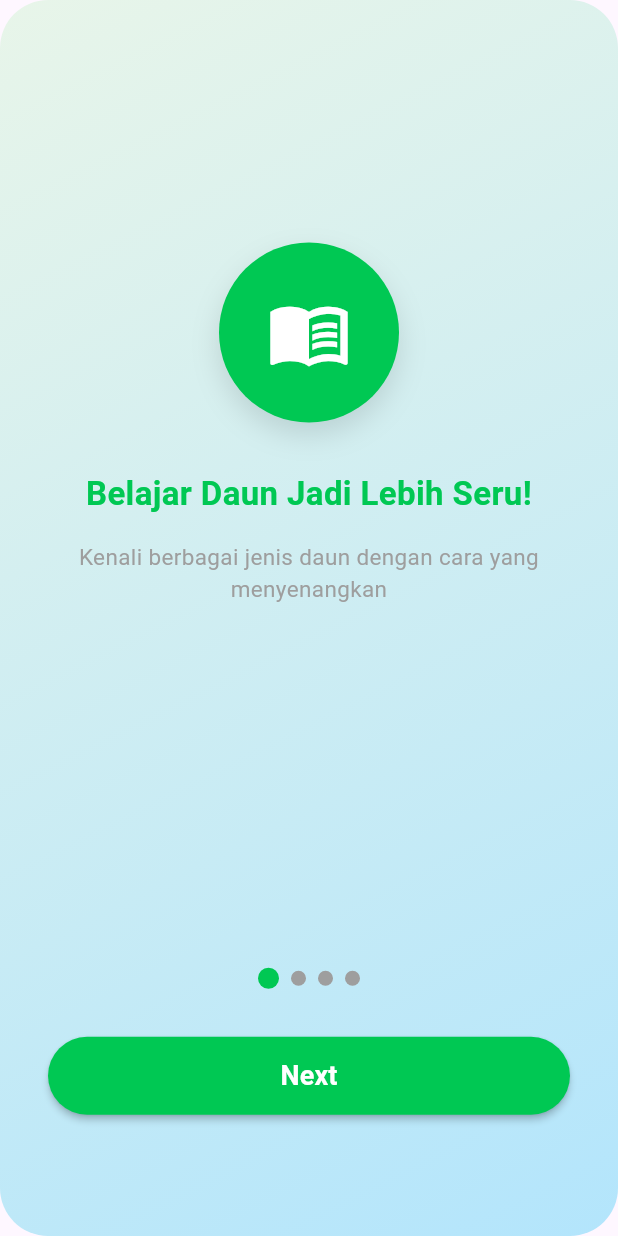
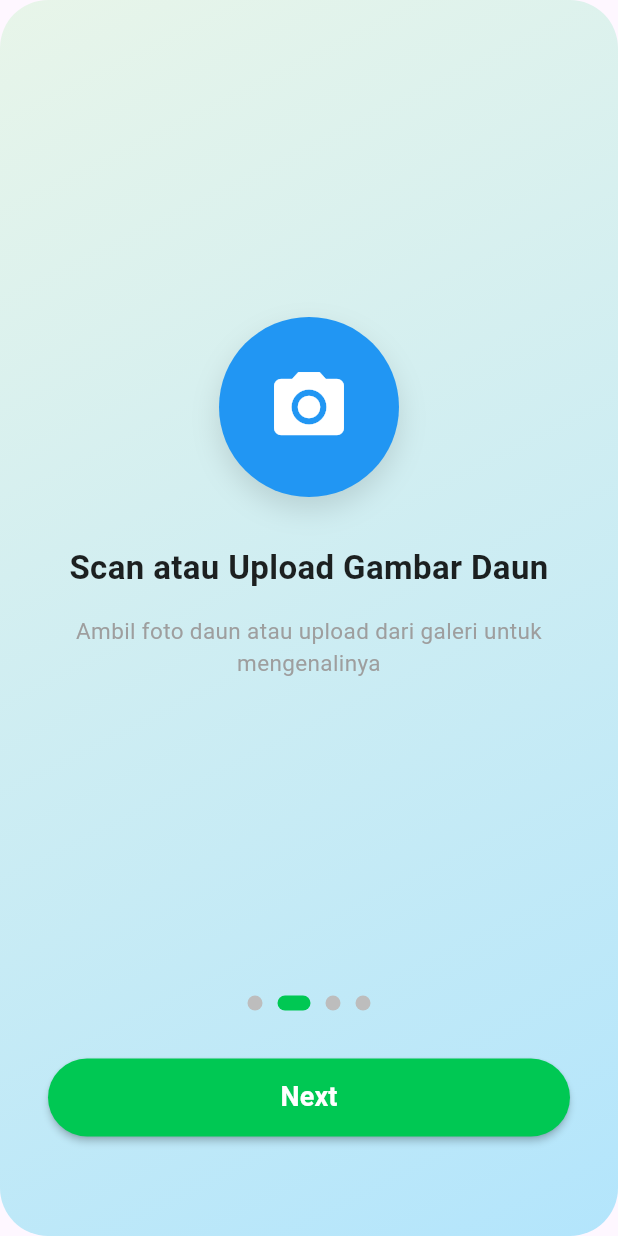
Before and after one commit to koctaa04/Leafy-PBL, a Flutter app: the screen it shows after launch, after a tap on "Next", on a phone screen of 412 x 824 dp. Run offline on Flutter 3.47's test engine with Material 3 defaults, Android fonts, the light colour scheme and no system bars.

Commit message:
feat: implement multi-page onboarding with PageView, indicators, and navigation flow
- Refactor OnboardingScreen into a stateful widget using PageController
- Add four onboarding slides based on design:
    • Slide 2: Kamera icon, title “Scan atau Upload Gambar Daun”
    • Slide 3: Piala icon, title “Kumpulkan Poin & Prestasi”
    • Slide 4: Daun icon, title “Kenali 4 Jenis Venasi Daun”
- Add subtitle text for each slide following the UI specification
- Implement PageView with smooth horizontal swiping
- Add dot indicator section synced with current page index
- Add bottom action button:
    • Shows “Next” for slides 1–3
    • Shows “Mulai” for slide 4
- Implement Next button behavior:
    • nextPage() for slides 1–3
    • navigate to '/login' when on the last slide
- Maintain gradient background and rounded visual style consistent with app theme
- Improve code structure by using a data list for slide configuration
- Clean up layout spacing, padding, and alignment for responsiveness

```diff
--- a/lib/screens/home_screen.dart
+++ b/lib/screens/home_screen.dart
@@ -6,15 +6,16 @@ class HomeScreen extends StatelessWidget {
   @override
   Widget build(BuildContext context) {
     return Scaffold(
-      // SafeArea agar konten tidak tertutup status bar
-      body: Container(
+      body: LayoutBuilder(
+        builder: (context, constraints) {
+          return Container(
             decoration: BoxDecoration(
               gradient: const LinearGradient(
                 begin: Alignment.topLeft,
                 end: Alignment.bottomRight,
                 colors: [
-              Color(0xFFE8F5E9), // hijau sangat muda
-              Color(0xFFB3E5FC), // biru sangat muda
+                  Color(0xFFE8F5E9),
+                  Color(0xFFB3E5FC),
                 ],
               ),
               borderRadius: const BorderRadius.vertical(
@@ -24,6 +25,10 @@ class HomeScreen extends StatelessWidget {
             ),
             child: SafeArea(
               child: SingleChildScrollView(
+                child: ConstrainedBox(
+                  constraints: BoxConstraints(
+                    minHeight: constraints.maxHeight,
+                  ),
                   child: Padding(
                     padding: const EdgeInsets.symmetric(horizontal: 20.0, vertical: 12.0),
                     child: Column(
@@ -62,6 +67,9 @@ class HomeScreen extends StatelessWidget {
                   ),
                 ),
               ),
+            ),
+          );
+        },
       ),
     );
   }
@@ -112,7 +120,7 @@ class _HeaderCard extends StatelessWidget {
           // Icon user
           GestureDetector(
             onTap: () {
-              print('User icon tapped');
+              Navigator.pushNamed(context, '/profile');
             },
             child: Container(
               width: 32,
@@ -277,7 +285,7 @@ class _ScanDaunButton extends StatelessWidget {
       children: [
         GestureDetector(
           onTap: () {
-            print('Scan Daun tapped');
+            Navigator.pushNamed(context, '/scan');
           },
           child: Container(
             width: 80,
@@ -318,7 +326,7 @@ class _PrestasiCard extends StatelessWidget {
   Widget build(BuildContext context) {
     return GestureDetector(
       onTap: () {
-        print('Prestasi tapped');
+        Navigator.pushNamed(context, '/achievement');
       },
       child: Container(
         padding: const EdgeInsets.all(14),
--- a/lib/screens/login_screen.dart
+++ b/lib/screens/login_screen.dart
@@ -7,7 +7,9 @@ class LoginScreen extends StatelessWidget {
   Widget build(BuildContext context) {
     return Scaffold(
       // Background gradasi hijau-biru dengan sudut membulat
-      body: Container(
+      body: LayoutBuilder(
+        builder: (context, constraints) {
+          return Container(
             decoration: BoxDecoration(
               gradient: const LinearGradient(
                 begin: Alignment.topLeft,
@@ -23,6 +25,10 @@ class LoginScreen extends StatelessWidget {
               ),
             ),
             child: SingleChildScrollView(
+              child: ConstrainedBox(
+                constraints: BoxConstraints(
+                  minHeight: constraints.maxHeight,
+                ),
                 child: Padding(
                   padding: const EdgeInsets.symmetric(horizontal: 32.0, vertical: 24.0),
                   child: Column(
@@ -190,5 +196,8 @@ class LoginScreen extends StatelessWidget {
               ),
             ),
           );
+        },
+      ),
+    );
   }
 }
--- a/lib/screens/onboarding_screen.dart
+++ b/lib/screens/onboarding_screen.dart
@@ -1,20 +1,72 @@
 import 'package:flutter/material.dart';
 
-class OnboardingScreen extends StatelessWidget {
+class OnboardingScreen extends StatefulWidget {
   const OnboardingScreen({Key? key}) : super(key: key);
+
+  @override
+  State<OnboardingScreen> createState() => _OnboardingScreenState();
+}
+
+class _OnboardingScreenState extends State<OnboardingScreen> {
+  final PageController _pageController = PageController();
+  int _currentPage = 0;
+
+  final List<_OnboardingPageData> _pages = [
+    _OnboardingPageData(
+      icon: Icons.menu_book,
+      iconBg: Color(0xFF00C853),
+      iconColor: Colors.white,
+      title: 'Belajar Daun Jadi Lebih Seru!',
+      subtitle: 'Kenali berbagai jenis daun dengan cara yang menyenangkan',
+    ),
+    _OnboardingPageData(
+      icon: Icons.camera_alt,
+      iconBg: Color(0xFF2196F3),
+      iconColor: Colors.white,
+      title: 'Scan atau Upload Gambar Daun',
+      subtitle: 'Ambil foto daun atau upload dari galeri untuk mengenalinya',
+    ),
+    _OnboardingPageData(
+      icon: Icons.emoji_events,
+      iconBg: Color(0xFFFFD600),
+      iconColor: Colors.white,
+      title: 'Kumpulkan Poin & Prestasi',
+      subtitle: 'Dapatkan medali dan naik peringkat dengan belajar lebih banyak',
+    ),
+    _OnboardingPageData(
+      icon: Icons.eco,
+      iconBg: Color(0xFFB388FF),
+      iconColor: Colors.white,
+      title: 'Kenali 4 Jenis Venasi Daun',
+      subtitle: 'Pelajari pola tulang daun yang berbeda-beda',
+    ),
+  ];
+
+  @override
+  void dispose() {
+    _pageController.dispose();
+    super.dispose();
+  }
+
+  void _onNext() {
+    if (_currentPage < _pages.length - 1) {
+      _pageController.nextPage(duration: const Duration(milliseconds: 350), curve: Curves.ease);
+    } else {
+      Navigator.pushReplacementNamed(context, '/login');
+    }
+  }
 
   @override
   Widget build(BuildContext context) {
     return Scaffold(
-      // Background gradasi hijau-biru dengan sudut membulat
       body: Container(
         decoration: BoxDecoration(
           gradient: const LinearGradient(
             begin: Alignment.topLeft,
             end: Alignment.bottomRight,
             colors: [
-              Color(0xFFE8F5E9), // hijau sangat muda
-              Color(0xFFB3E5FC), // biru sangat muda
+              Color(0xFFE8F5E9),
+              Color(0xFFB3E5FC),
             ],
           ),
           borderRadius: const BorderRadius.vertical(
@@ -22,17 +74,28 @@ class OnboardingScreen extends StatelessWidget {
             bottom: Radius.circular(32),
           ),
         ),
-        child: Center(
+        child: SafeArea(
           child: Column(
+            children: [
+              const Spacer(flex: 1),
+              // PageView untuk onboarding
+              Expanded(
+                flex: 8,
+                child: PageView.builder(
+                  controller: _pageController,
+                  itemCount: _pages.length,
+                  onPageChanged: (i) => setState(() => _currentPage = i),
+                  itemBuilder: (context, i) {
+                    final page = _pages[i];
+                    return Column(
                       mainAxisAlignment: MainAxisAlignment.center,
                       children: [
-              const Spacer(flex: 2),
-              // Ikon buku dalam lingkaran hijau besar
+                        // Icon bulat besar
                         Container(
                           width: 120,
                           height: 120,
                           decoration: BoxDecoration(
-                  color: Color(0xFF00C853),
+                            color: page.iconBg,
                             shape: BoxShape.circle,
                             boxShadow: [
                               BoxShadow(
@@ -42,89 +105,78 @@ class OnboardingScreen extends StatelessWidget {
                               ),
                             ],
                           ),
-                child: const Center(
+                          child: Center(
                             child: Icon(
-                    Icons.menu_book,
-                    color: Colors.white,
+                              page.icon,
+                              color: page.iconColor,
                               size: 56,
                             ),
                           ),
                         ),
                         const SizedBox(height: 32),
-              // Judul utama
-              const Padding(
-                padding: EdgeInsets.symmetric(horizontal: 32.0),
+                        // Judul
+                        Padding(
+                          padding: const EdgeInsets.symmetric(horizontal: 32.0),
                           child: Text(
-                  'Belajar Daun Jadi Lebih Seru!',
+                            page.title,
                             textAlign: TextAlign.center,
-                  style: TextStyle(
+                            style: const TextStyle(
                               fontSize: 22,
                               fontWeight: FontWeight.bold,
-                    color: Color(0xFF00C853),
+                              color: Colors.black87,
                             ),
                           ),
                         ),
                         const SizedBox(height: 16),
-              // Deskripsi pendek
-              const Padding(
-                padding: EdgeInsets.symmetric(horizontal: 32.0),
+                        // Subjudul
+                        Padding(
+                          padding: const EdgeInsets.symmetric(horizontal: 32.0),
                           child: Text(
-                  'Kenali berbagai jenis daun dengan cara yang menyenangkan',
+                            page.subtitle,
                             textAlign: TextAlign.center,
-                  style: TextStyle(
+                            style: const TextStyle(
                               fontSize: 15,
                               color: Colors.grey,
                             ),
                           ),
                         ),
-              const Spacer(flex: 3),
-              // Indikator onboarding (4 dot)
+                      ],
+                    );
+                  },
+                ),
+              ),
+              const Spacer(flex: 1),
+              // Indikator dot
               Row(
                 mainAxisAlignment: MainAxisAlignment.center,
-                children: [
-                  // Dot aktif
-                  Container(
-                    width: 14,
-                    height: 14,
-                    margin: const EdgeInsets.symmetric(horizontal: 4),
+                children: List.generate(_pages.length, (i) => AnimatedContainer(
+                  duration: const Duration(milliseconds: 200),
+                  margin: const EdgeInsets.symmetric(horizontal: 5),
+                  width: _currentPage == i ? 22 : 10,
+                  height: 10,
                   decoration: BoxDecoration(
-                      color: Color(0xFF00C853),
-                      shape: BoxShape.circle,
-                    ),
-                  ),
-                  // Dot non-aktif
-                  ...List.generate(3, (i) => Container(
-                    width: 10,
-                    height: 10,
-                    margin: const EdgeInsets.symmetric(horizontal: 4),
-                    decoration: const BoxDecoration(
-                      color: Colors.grey,
-                      shape: BoxShape.circle,
+                    color: _currentPage == i ? const Color(0xFF00C853) : Colors.grey[400],
+                    borderRadius: BorderRadius.circular(8),
                   ),
                 )),
-                ],
               ),
               const SizedBox(height: 32),
-              // Tombol Next besar
+              // Tombol Next/Mulai
               Padding(
                 padding: const EdgeInsets.symmetric(horizontal: 32.0),
                 child: SizedBox(
                   width: double.infinity,
                   height: 52,
                   child: ElevatedButton(
-                    onPressed: () {
-                      // TODO: Ganti dengan navigasi jika sudah ada route
-                      print('Next tapped');
-                      // Navigator.pushNamed(context, '/login');
-                    },
+                    onPressed: _onNext,
                     style: ElevatedButton.styleFrom(
-                      backgroundColor: Color(0xFF00C853),
-                      shape: StadiumBorder(),
+                      backgroundColor: const Color(0xFF00C853),
+                      shape: const StadiumBorder(),
                       elevation: 2,
                     ),
-                    child: const Text(
-                      'Next',
-                      style: TextStyle(
+                    child: Text(
+                      _currentPage == _pages.length - 1 ? 'Mulai' : 'Next',
+                      style: const TextStyle(
                         color: Colors.white,
                         fontSize: 18,
                         fontWeight: FontWeight.bold,
@@ -141,3 +193,18 @@ class OnboardingScreen extends StatelessWidget {
     );
   }
 }
+
+class _OnboardingPageData {
+  final IconData icon;
+  final Color iconBg;
+  final Color iconColor;
+  final String title;
+  final String subtitle;
+  const _OnboardingPageData({
+    required this.icon,
+    required this.iconBg,
+    required this.iconColor,
+    required this.title,
+    required this.subtitle,
+  });
+}
```
Lines whose indentation alone changed are shown as unchanged.
